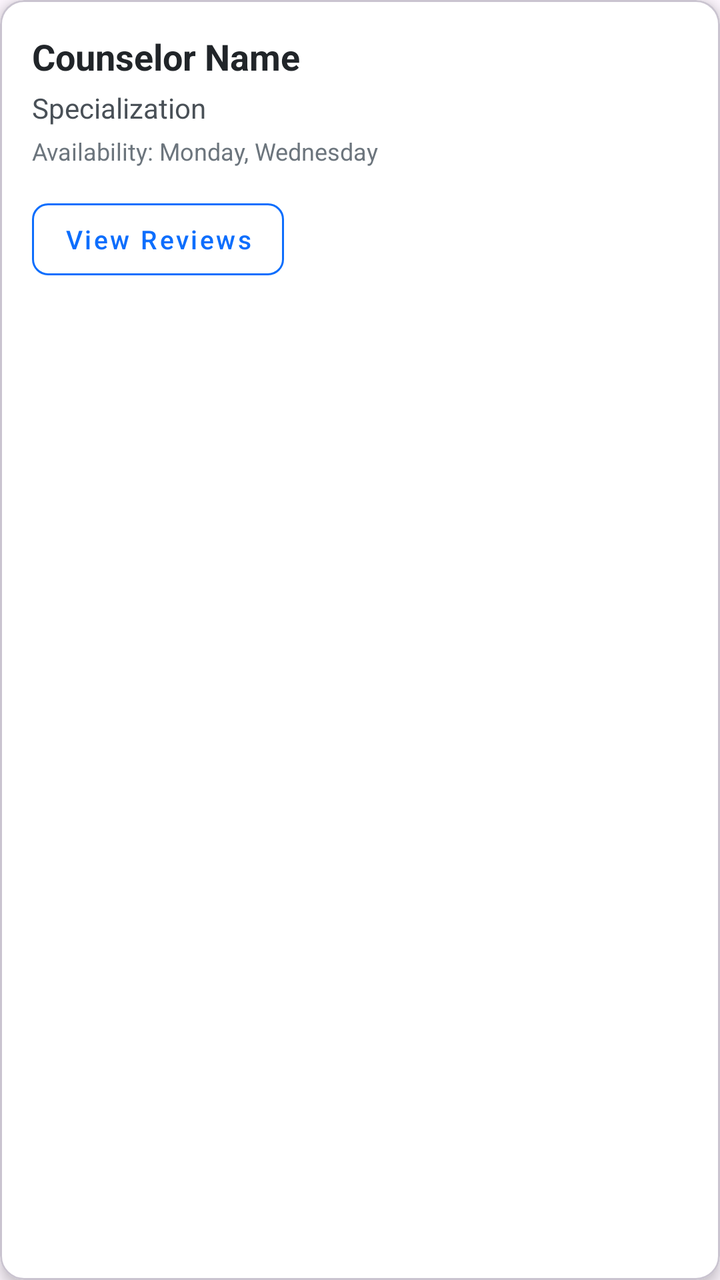
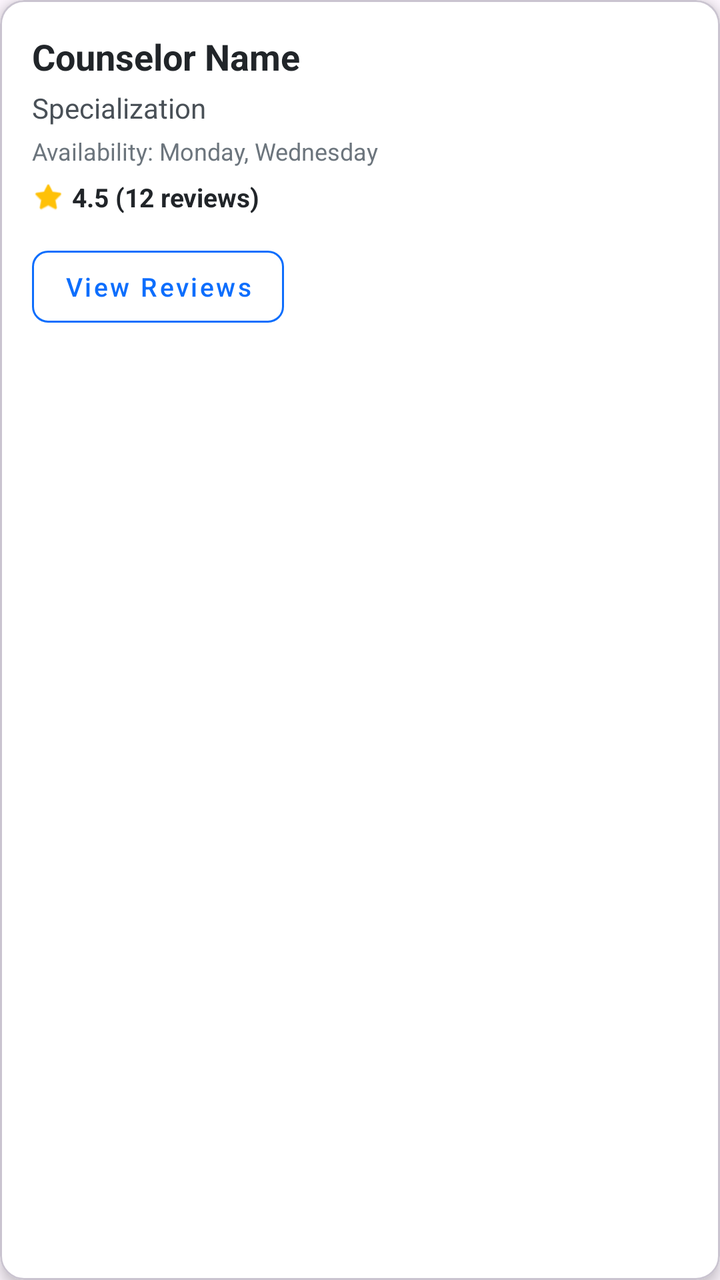

Two renders of the same Android screen: before a commit and after it. Below are the layout's source before the change and the commit's diff.
<!-- AndroidManifest.xml: application theme Theme.CounsellingApp -->
<!-- res/layout/item_counselor.xml -->
<?xml version="1.0" encoding="utf-8"?>
<com.google.android.material.card.MaterialCardView xmlns:android="http://schemas.android.com/apk/res/android"
    xmlns:app="http://schemas.android.com/apk/res-auto"
    android:layout_width="match_parent"
    android:layout_height="wrap_content"
    android:layout_marginHorizontal="16dp"
    android:layout_marginBottom="12dp"
    app:cardCornerRadius="12dp"
    app:cardElevation="4dp"
    app:cardBackgroundColor="@android:color/white">

    <LinearLayout
        android:layout_width="match_parent"
        android:layout_height="wrap_content"
        android:orientation="vertical"
        android:padding="16dp">

        <TextView
            android:id="@+id/tvCounselorCardName"
            android:layout_width="wrap_content"
            android:layout_height="wrap_content"
            android:text="Counselor Name"
            android:textSize="18sp"
            android:textStyle="bold"
            android:textColor="#212529" />

        <TextView
            android:id="@+id/tvCounselorCardSpec"
            android:layout_width="wrap_content"
            android:layout_height="wrap_content"
            android:text="Specialization"
            android:textSize="14sp"
            android:textColor="#495057"
            android:layout_marginTop="4dp" />

        <TextView
            android:id="@+id/tvCounselorCardDays"
            android:layout_width="wrap_content"
            android:layout_height="wrap_content"
            android:text="Availability: Monday, Wednesday"
            android:textSize="12sp"
            android:textColor="#6C757D"
            android:layout_marginTop="4dp" />

        <com.google.android.material.button.MaterialButton
            android:id="@+id/btnViewReviews"
            style="@style/Widget.MaterialComponents.Button.OutlinedButton"
            android:layout_width="wrap_content"
            android:layout_height="wrap_content"
            android:layout_marginTop="12dp"
            android:text="View Reviews"
            android:textAllCaps="false"
            android:textSize="13sp"
            app:cornerRadius="8dp"
            app:strokeColor="#0D6EFD"
            android:textColor="#0D6EFD" />

    </LinearLayout>
</com.google.android.material.card.MaterialCardView>
<!-- resources referenced by this layout -->
<resources>
  <style name="Theme.CounsellingApp" parent="Base.Theme.CounsellingApp" />
  <style name="Base.Theme.CounsellingApp" parent="Theme.Material3.DayNight.NoActionBar">
          
          
      </style>
</resources>

<!-- the commit's change to res/layout/item_counselor.xml (unified diff, before → after) -->
@@ -42,6 +42,32 @@
             android:textColor="#6C757D"
             android:layout_marginTop="4dp" />
 
+        <LinearLayout
+            android:layout_width="wrap_content"
+            android:layout_height="wrap_content"
+            android:orientation="horizontal"
+            android:gravity="center_vertical"
+            android:layout_marginTop="6dp">
+
+            <ImageView
+                android:layout_width="16dp"
+                android:layout_height="16dp"
+                android:src="@android:drawable/btn_star_big_on"
+                android:contentDescription="Rating"
+                android:tint="#FFC107" />
+
+            <TextView
+                android:id="@+id/tvCounselorCardRating"
+                android:layout_width="wrap_content"
+                android:layout_height="wrap_content"
+                android:text="4.5 (12 reviews)"
+                android:textSize="13sp"
+                android:textStyle="bold"
+                android:textColor="#212529"
+                android:layout_marginStart="4dp"/>
+        </LinearLayout>
+
+
         <com.google.android.material.button.MaterialButton
             android:id="@+id/btnViewReviews"
             style="@style/Widget.MaterialComponents.Button.OutlinedButton"
